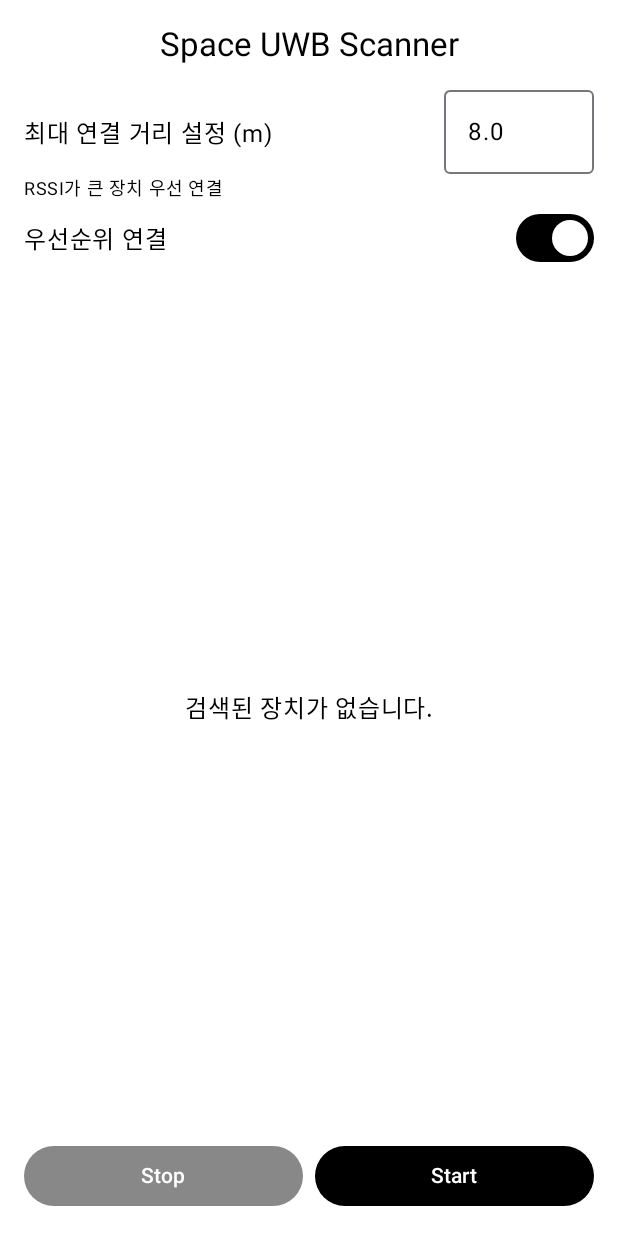
After one commit to freegrowenterprise/SpaceSDK-Android-TestApp, an Android app built with Jetpack Compose: the RangingPage screen opened through its navigation route, on a phone screen of 412 x 824 dp. The commit adds this screen. Run offline under Robolectric (Android 15) with nearby library versions, the phone set to English and light mode, and no system bars; 2 statements that could not run were skipped.

Commit message:
main page 분리 (#3)

```diff
--- a/app/build.gradle.kts
+++ b/app/build.gradle.kts
@@ -54,6 +54,7 @@ dependencies {
     implementation("androidx.core:core-ktx:1.10.1")
     implementation("androidx.lifecycle:lifecycle-runtime-ktx:2.6.1")
     implementation("androidx.activity:activity-compose:1.7.0")
+    implementation("androidx.navigation:navigation-compose:2.8.9")
     implementation(platform("androidx.compose:compose-bom:2023.08.00"))
     implementation("androidx.compose.ui:ui")
     implementation("androidx.compose.ui:ui-graphics")
--- /dev/null
+++ b/app/src/main/java/com/growspace/testapp/pages/HomeScreen.kt
@@ -0,0 +1,47 @@
+package com.growspace.testapp.pages
+
+import androidx.compose.foundation.layout.Arrangement
+import androidx.compose.foundation.layout.Box
+import androidx.compose.foundation.layout.Column
+import androidx.compose.foundation.layout.Spacer
+import androidx.compose.foundation.layout.fillMaxSize
+import androidx.compose.foundation.layout.fillMaxWidth
+import androidx.compose.foundation.layout.height
+import androidx.compose.foundation.layout.padding
+import androidx.compose.foundation.shape.RoundedCornerShape
+import androidx.compose.material3.Button
+import androidx.compose.material3.MaterialTheme
+import androidx.compose.material3.Text
+import androidx.compose.runtime.Composable
+import androidx.compose.ui.Alignment
+import androidx.compose.ui.unit.dp
+import androidx.navigation.NavHostController
+import androidx.compose.ui.Modifier
+
+@Composable
+fun HomeScreen(navController: NavHostController) {
+    Column(
+        modifier = Modifier
+            .fillMaxSize()
+            .padding(16.dp),
+        verticalArrangement = Arrangement.Top,
+        horizontalAlignment = Alignment.CenterHorizontally
+    ) {
+        Text(
+            "Space UWB Sample",
+            style = MaterialTheme.typography.titleLarge,
+            modifier = Modifier.align(Alignment.CenterHorizontally)
+        )
+        Spacer(modifier = Modifier.height(40.dp))
+        Button(
+            onClick = { navController.navigate("ranging") },
+            modifier = Modifier
+                .fillMaxWidth()
+                .height(60.dp),
+            shape = RoundedCornerShape(16.dp),
+
+        ) {
+            Text("Ranging Page", style = MaterialTheme.typography.titleMedium)
+        }
+    }
+}
--- /dev/null
+++ b/app/src/main/java/com/growspace/testapp/pages/Navigation.kt
@@ -0,0 +1,20 @@
+package com.growspace.testapp.pages
+
+import android.annotation.SuppressLint
+import androidx.compose.runtime.Composable
+import androidx.compose.runtime.mutableStateListOf
+import androidx.compose.runtime.mutableStateOf
+import androidx.navigation.compose.NavHost
+import androidx.navigation.compose.composable
+import androidx.navigation.compose.rememberNavController
+
+@SuppressLint("UnrememberedMutableState")
+@Composable
+fun AppNavHost() {
+    val navController = rememberNavController()
+
+    NavHost(navController, startDestination = "home") {
+        composable("home") { HomeScreen(navController) }
+        composable("ranging") { RangingPage() }
+    }
+}
--- /dev/null
+++ b/app/src/main/java/com/growspace/testapp/pages/RangingPage.kt
@@ -0,0 +1,249 @@
+package com.growspace.testapp.pages
+
+import android.Manifest
+import android.app.NotificationChannel
+import android.app.NotificationManager
+import android.app.PendingIntent
+import android.content.Context
+import android.content.Intent
+import android.content.pm.PackageManager
+import android.os.Build
+import android.util.Log
+import androidx.activity.ComponentActivity
+import androidx.compose.foundation.layout.*
+import androidx.compose.foundation.rememberScrollState
+import androidx.compose.foundation.verticalScroll
+import androidx.compose.material3.*
+import androidx.compose.runtime.*
+import androidx.compose.runtime.snapshots.SnapshotStateList
+import androidx.compose.ui.Alignment
+import androidx.compose.ui.Modifier
+import androidx.compose.ui.platform.LocalContext
+import androidx.compose.ui.unit.dp
+import androidx.core.app.ActivityCompat
+import androidx.core.app.NotificationCompat
+import androidx.core.app.NotificationManagerCompat
+import com.growspace.sdk.SpaceUwb
+import com.growspace.testapp.model.DeviceInfo
+import kotlinx.coroutines.Job
+import kotlinx.coroutines.delay
+import kotlinx.coroutines.isActive
+import kotlinx.coroutines.launch
+import kotlin.random.Random
+
+@Composable
+fun RangingPage() {
+    val context = LocalContext.current as ComponentActivity
+    val spaceUWB = remember { SpaceUwb("API-KEY", context, context) }
+
+    val deviceInfoList = remember { mutableStateListOf<DeviceInfo>() }
+    val showLoading = remember { mutableStateOf(false) }
+    val isScanning = remember { mutableStateOf(false) }
+    val isDemoMode = remember { mutableStateOf(false) }
+    val showDemoDialog = remember { mutableStateOf(false) }
+    val distanceLimit = remember { mutableFloatStateOf(8.0f) }
+    val signalPriority = remember { mutableStateOf(true) }
+    val notificationTimer = remember { mutableStateOf<Job?>(null) }
+    val coroutineScope = rememberCoroutineScope()
+
+    fun updateDemoDevices() {
+        if (deviceInfoList.isEmpty()) {
+            repeat(4) { index ->
+                deviceInfoList.add(
+                    DeviceInfo(
+                        name = "DEMO-${1000 + index}",
+                        distance = 0.5f + Random.nextFloat() * 7.5f,
+                        azimuth = -180f + Random.nextFloat() * 360f,
+                        elevation = -90f + Random.nextFloat() * 180f
+                    )
+                )
+            }
+        } else {
+            val updatedList = deviceInfoList.map {
+                it.copy(
+                    distance = 0.5f + Random.nextFloat() * 7.5f,
+                    azimuth = -180f + Random.nextFloat() * 360f,
+                    elevation = -90f + Random.nextFloat() * 180f
+                )
+            }
+            deviceInfoList.clear()
+            deviceInfoList.addAll(updatedList)
+        }
+    }
+
+    fun startUwbScan() {
+        deviceInfoList.clear()
+        showLoading.value = true
+        isScanning.value = true
+        isDemoMode.value = false
+
+        spaceUWB.startUwbRanging(
+            onUpdate = { result ->
+                showLoading.value = false
+                val device = DeviceInfo(
+                    name = result.deviceName,
+                    distance = result.distance,
+                    azimuth = result.azimuth,
+                    elevation = result.elevation ?: 0f
+                )
+                val idx = deviceInfoList.indexOfFirst { it.name == device.name }
+                if (idx != -1) deviceInfoList[idx] = device else deviceInfoList.add(device)
+            },
+            onDisconnect = { result ->
+                deviceInfoList.removeIf { it.name == result.deviceName }
+            }
+        )
+    }
+
+    fun stopUwbScan() {
+        isScanning.value = false
+        isDemoMode.value = false
+        showLoading.value = false
+        spaceUWB.stopUwbRanging {}
+        notificationTimer.value?.cancel()
+    }
+
+    fun startNotificationTimer() {
+        notificationTimer.value?.cancel()
+        notificationTimer.value = coroutineScope.launch {
+            while (isActive) {
+                delay(30000)
+                Log.d("NOTIFY", "알림: ${deviceInfoList.size}개 장치 감지됨")
+            }
+        }
+    }
+
+    fun stopNotificationTimer() {
+        notificationTimer.value?.cancel()
+        notificationTimer.value = null
+    }
+
+    LaunchedEffect(showLoading.value, isScanning.value) {
+        if (showLoading.value && isScanning.value) {
+            delay(5000)
+            if (deviceInfoList.isEmpty()) showDemoDialog.value = true
+        }
+    }
+
+    LaunchedEffect(isDemoMode.value) {
+        while (isDemoMode.value) {
+            delay(1000)
+            updateDemoDevices()
+        }
+    }
+
+    LaunchedEffect(isScanning.value) {
+        if (isScanning.value) startNotificationTimer() else stopNotificationTimer()
+    }
+
+    Surface(modifier = Modifier
+        .fillMaxSize()
+        .padding(16.dp)) {
+        Column(modifier = Modifier.fillMaxSize()) {
+            Text(
+                "Space UWB Scanner",
+                style = MaterialTheme.typography.titleLarge,
+                modifier = Modifier.align(Alignment.CenterHorizontally)
+            )
+            Spacer(Modifier.height(16.dp))
+            Row(verticalAlignment = Alignment.CenterVertically) {
+                Text("최대 연결 거리 설정 (m)", style = MaterialTheme.typography.bodyLarge)
+                Spacer(Modifier.weight(1f))
+                OutlinedTextField(
+                    value = distanceLimit.value.toString(),
+                    onValueChange = {
+                        distanceLimit.value = it.toFloatOrNull() ?: distanceLimit.value
+                    },
+                    modifier = Modifier.width(100.dp),
+                    singleLine = true
+                )
+            }
+            Text("RSSI가 큰 장치 우선 연결", style = MaterialTheme.typography.bodySmall)
+            Row(verticalAlignment = Alignment.CenterVertically) {
+                Text("우선순위 연결", style = MaterialTheme.typography.bodyLarge)
+                Spacer(Modifier.weight(1f))
+                Switch(
+                    checked = signalPriority.value,
+                    onCheckedChange = { signalPriority.value = it })
+            }
+            Spacer(Modifier.height(16.dp))
+            Box(modifier = Modifier
+                .weight(1f)
+                .fillMaxWidth()) {
+                if (showLoading.value) {
+                    Column(
+                        Modifier.fillMaxSize(),
+                        horizontalAlignment = Alignment.CenterHorizontally,
+                        verticalArrangement = Arrangement.Center
+                    ) {
+                        CircularProgressIndicator()
+                        Spacer(Modifier.height(16.dp))
+                        Text("장치 검색 중...")
+                    }
+                } else if (deviceInfoList.isNotEmpty()) {
+                    Column(modifier = Modifier.verticalScroll(rememberScrollState())) {
+                        deviceInfoList.forEach { device ->
+                            Card(modifier = Modifier
+                                .fillMaxWidth()
+                                .padding(vertical = 4.dp)) {
+                                Column(modifier = Modifier.padding(12.dp)) {
+                                    Text("Device: ${device.name}")
+                                    Text("거리: ${"%.2f".format(device.distance)}m")
+                                    Text("방향: ${device.azimuth}°, 고도: ${device.elevation}°")
+                                }
+                            }
+                        }
+                    }
+                } else {
+                    Box(Modifier.fillMaxSize(), contentAlignment = Alignment.Center) {
+                        Text("검색된 장치가 없습니다.")
+                    }
+                }
+            }
+            Spacer(Modifier.height(16.dp))
+            Row(
+                modifier = Modifier.fillMaxWidth(),
+                horizontalArrangement = Arrangement.spacedBy(8.dp)
+            ) {
+                Button(
+                    onClick = { stopUwbScan() },
+                    colors = ButtonDefaults.buttonColors(containerColor = MaterialTheme.colorScheme.secondary),
+                    modifier = Modifier.weight(1f)
+                ) {
+                    Text("Stop")
+                }
+                Button(
+                    onClick = { startUwbScan() },
+                    modifier = Modifier.weight(1f)
+                ) {
+                    Text("Start")
+                }
+            }
+        }
+    }
+
+    if (showDemoDialog.value) {
+        AlertDialog(
+            onDismissRequest = {
+                showDemoDialog.value = false
+                showLoading.value = false
+            },
+            title = { Text("데모 모드") },
+            text = { Text("장치를 찾을 수 없습니다. 데모 모드를 실행하시겠습니까?") },
+            confirmButton = {
+                Button(onClick = {
+                    isDemoMode.value = true
+                    showDemoDialog.value = false
+                    showLoading.value = false
+                }) { Text("확인") }
+            },
+            dismissButton = {
+                Button(onClick = {
+                    showDemoDialog.value = false
+                    showLoading.value = false
+                    isScanning.value = false
+                }) { Text("취소") }
+            }
+        )
+    }
+}
```
Also changed, not shown: app/src/main/java/com/growspace/testapp/MainActivity.kt (+47 -162 lines).
